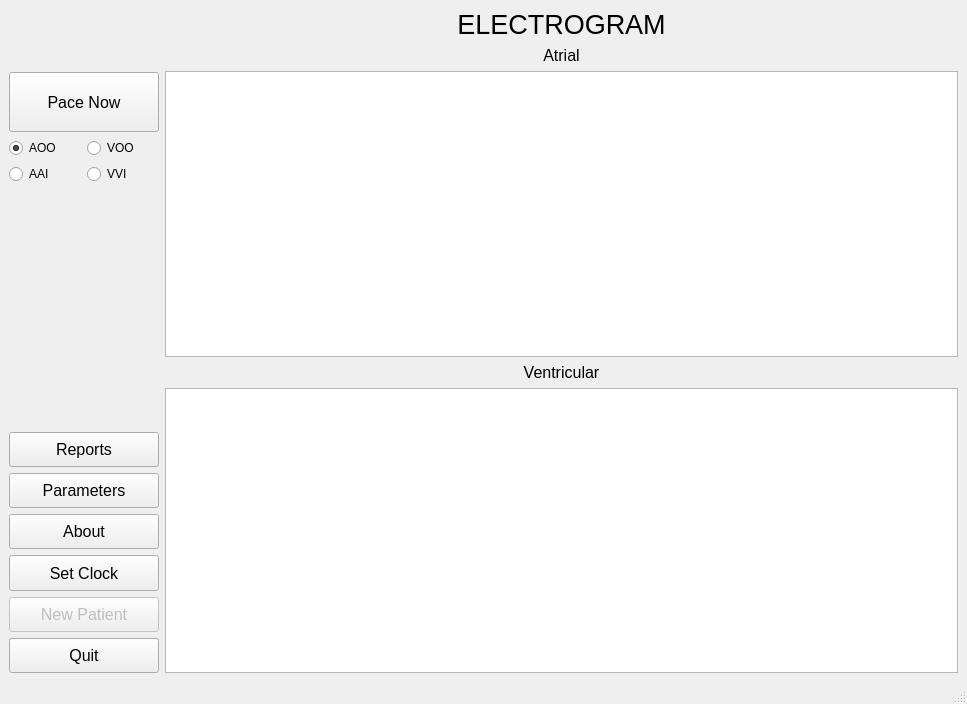
The window that DCM/ui_files/dcm.ui (CarlosCapili/3K04-Pacemaker-Project) describes before a commit, drawn with Qt 5.
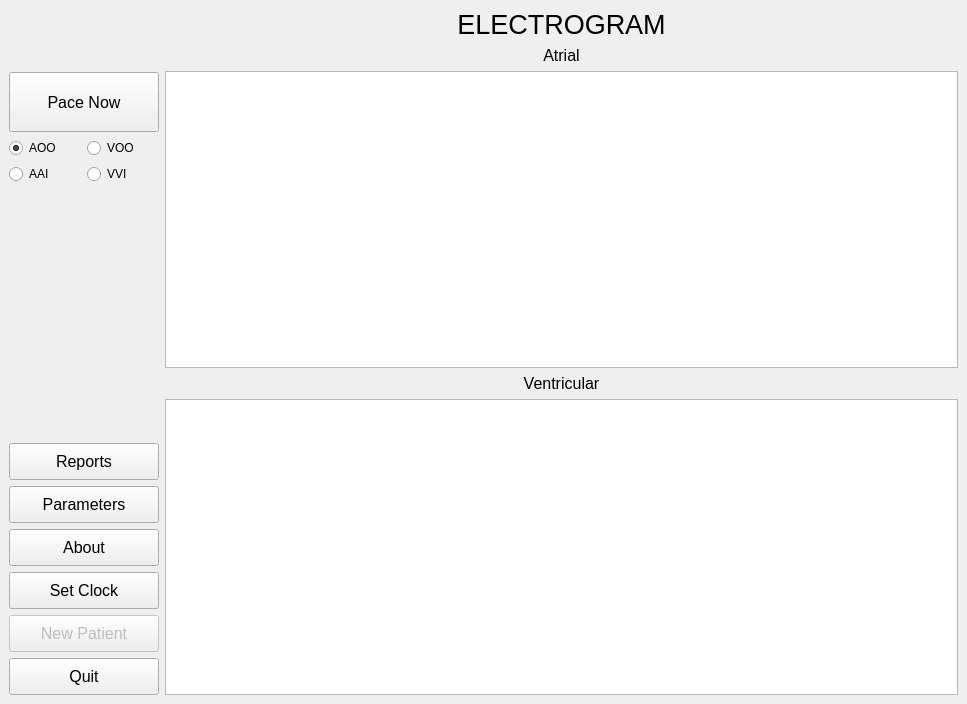
The same window after the commit.

Commit message: update params and add animated status bar

```diff
--- a/DCM/ui_files/dcm.ui
+++ b/DCM/ui_files/dcm.ui
@@ -387,7 +387,6 @@
     </rect>
    </property>
   </widget>
-  <widget class="QStatusBar" name="statusbar"/>
   <action name="actionReview">
    <property name="text">
     <string>Review</string>
```
Left out of the diff: 22 changed lines with no effect on the pictures. The commit also changes 13 other files.
